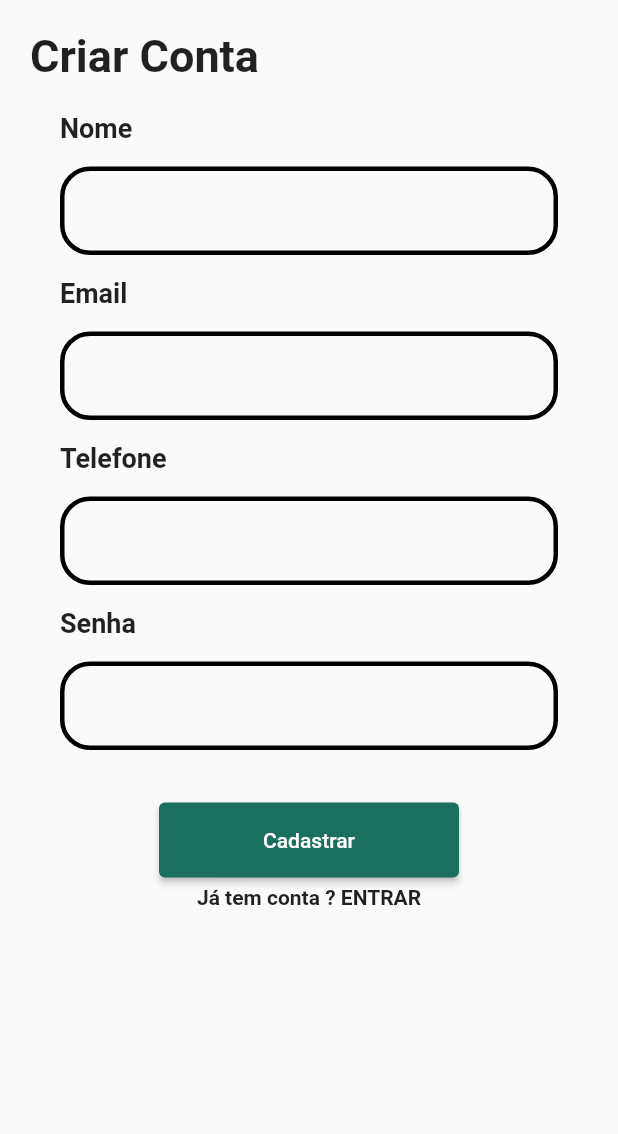
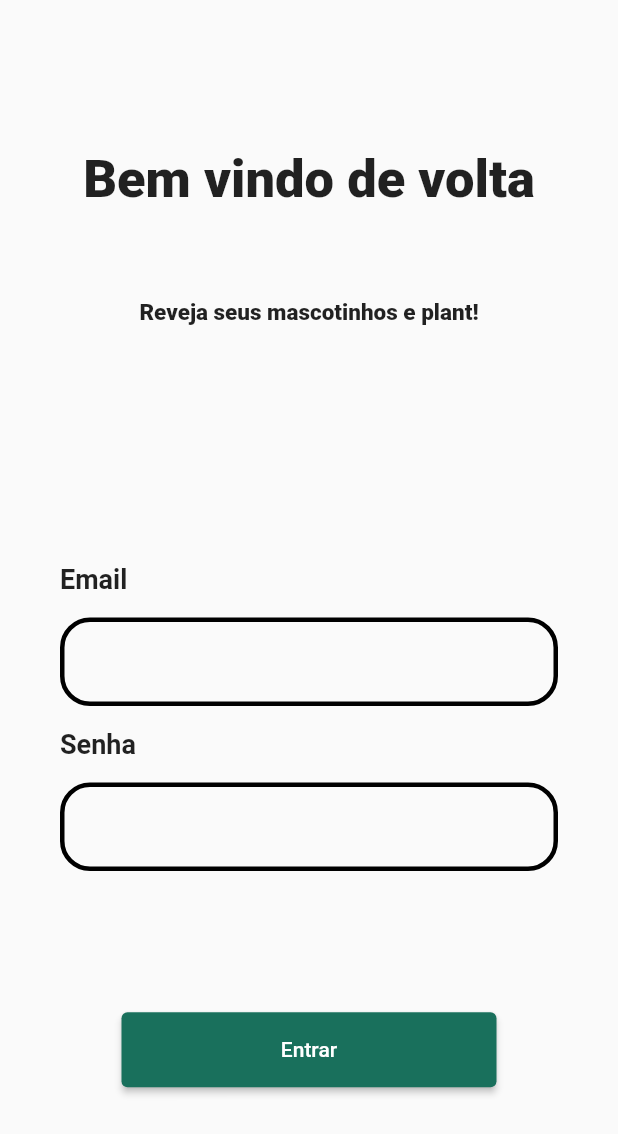
Before and after one commit to gianlucampos/plant_app, a Flutter app: the CreateAccountPage screen opened directly, after a tap on "Cadastrar", on a phone screen of 412 x 824 dp. Shown: the top 1134 px of the screen. Run offline on Flutter 3.47's test engine with Material 2 defaults, Android fonts, the phone set to English and light mode, and no system bars.

Commit message:
Criado tela de login -Segmentando componentes básicos em componentes reaproveitáveis

```diff
--- /dev/null
+++ b/lib/component/elevated_button_component.dart
@@ -0,0 +1,21 @@
+import 'package:flutter/material.dart';
+import 'package:plant_app/core/app_colors.dart';
+
+Center elevatedButton({
+  required String label,
+  required Function onPressedAction,
+}) {
+  return Center(
+    child: SizedBox(
+      height: 50,
+      width: 250,
+      child: ElevatedButton(
+        style: ButtonStyle(
+            backgroundColor:
+                MaterialStateProperty.all<Color>(AppColors.greenSecondary)),
+        onPressed: () => onPressedAction.call(),
+        child: Text(label),
+      ),
+    ),
+  );
+}
--- /dev/null
+++ b/lib/component/input_text_component.dart
@@ -0,0 +1,27 @@
+import 'package:flutter/material.dart';
+
+Widget inputText({required String label}) {
+  return Column(
+    crossAxisAlignment: CrossAxisAlignment.start,
+    children: [
+      Text(label,
+          style: const TextStyle(fontSize: 18, fontWeight: FontWeight.bold)),
+      const Divider(color: Colors.transparent, height: 15),
+      TextFormField(
+        decoration: InputDecoration(
+          labelStyle: const TextStyle(color: Colors.black),
+          enabledBorder: OutlineInputBorder(
+            borderRadius: BorderRadius.circular(20),
+            borderSide: const BorderSide(width: 3, color: Colors.black),
+          ),
+          focusedBorder: OutlineInputBorder(
+            borderRadius: BorderRadius.circular(20),
+            borderSide: const BorderSide(width: 3, color: Colors.black),
+          ),
+          fillColor: Colors.white,
+        ),
+      ),
+      const Divider(color: Colors.transparent, height: 15),
+    ],
+  );
+}
--- a/lib/pages/create_account_page.dart
+++ b/lib/pages/create_account_page.dart
@@ -1,5 +1,7 @@
 import 'package:flutter/material.dart';
-import 'package:plant_app/core/app_colors.dart';
+import 'package:plant_app/component/elevated_button_component.dart';
+import 'package:plant_app/pages/login_page.dart';
+import 'package:plant_app/component/input_text_component.dart';
 
 class CreateAccountPage extends StatelessWidget {
   CreateAccountPage({super.key});
@@ -24,29 +26,19 @@ class CreateAccountPage extends StatelessWidget {
                   key: _formKey,
                   child: Column(
                     children: [
-                      _inputText(label: 'Nome'),
-                      _inputText(label: 'Email'),
-                      _inputText(label: 'Telefone'),
-                      _inputText(label: 'Senha'),
+                      inputText(label: 'Nome'),
+                      inputText(label: 'Email'),
+                      inputText(label: 'Telefone'),
+                      inputText(label: 'Senha'),
                     ],
                   ),
                 ),
               ),
-              Center(
-                child: SizedBox(
-                  height: 50,
-                  width: 200,
-                  child: ElevatedButton(
-                    style: ButtonStyle(
-                        backgroundColor: MaterialStateProperty.all<Color>(
-                            AppColors.greenSecondary)),
-                    onPressed: () {},
-                    // onPressed: () => Navigator.push(
-                    //     context,
-                    //     MaterialPageRoute(
-                    //         builder: (context) => CreateAccountPage())),
-                    child: const Text('Cadastrar'),
-                  ),
+              elevatedButton(
+                label: 'Cadastrar',
+                onPressedAction: () => Navigator.push(
+                  context,
+                  MaterialPageRoute(builder: (context) => LoginPage()),
                 ),
               ),
               const Divider(color: Colors.transparent, height: 5),
@@ -59,30 +51,4 @@ class CreateAccountPage extends StatelessWidget {
           ),
         ));
   }
-
-  Widget _inputText({required String label}) {
-    return Column(
-      crossAxisAlignment: CrossAxisAlignment.start,
-      children: [
-        Text(label,
-            style: const TextStyle(fontSize: 18, fontWeight: FontWeight.bold)),
-        const Divider(color: Colors.transparent, height: 15),
-        TextFormField(
-          decoration: InputDecoration(
-            labelStyle: const TextStyle(color: Colors.black),
-            enabledBorder: OutlineInputBorder(
-              borderRadius: BorderRadius.circular(20),
-              borderSide: const BorderSide(width: 3, color: Colors.black),
-            ),
-            focusedBorder: OutlineInputBorder(
-              borderRadius: BorderRadius.circular(20),
-              borderSide: const BorderSide(width: 3, color: Colors.black),
-            ),
-            fillColor: Colors.white,
-          ),
-        ),
-        const Divider(color: Colors.transparent, height: 15),
-      ],
-    );
-  }
 }
--- /dev/null
+++ b/lib/pages/login_page.dart
@@ -0,0 +1,49 @@
+import 'package:flutter/material.dart';
+import 'package:plant_app/component/elevated_button_component.dart';
+import 'package:plant_app/component/input_text_component.dart';
+
+class LoginPage extends StatelessWidget {
+  LoginPage({super.key});
+
+  final _formKey = GlobalKey<FormState>();
+
+  @override
+  Widget build(BuildContext context) {
+    return Scaffold(
+      body: Padding(
+        padding: const EdgeInsets.symmetric(horizontal: 20, vertical: 40),
+        child: Column(
+          mainAxisAlignment: MainAxisAlignment.spaceEvenly,
+          children: [
+            const Center(
+              child: Text(
+                'Bem vindo de volta',
+                style: TextStyle(fontWeight: FontWeight.w800, fontSize: 35),
+              ),
+            ),
+            const Center(
+              child: Text(
+                'Reveja seus mascotinhos e plant!',
+                style: TextStyle(fontWeight: FontWeight.w800, fontSize: 15),
+              ),
+            ),
+            const Divider(color: Colors.transparent, height: 20),
+            Padding(
+              padding: const EdgeInsets.symmetric(horizontal: 20, vertical: 20),
+              child: Form(
+                key: _formKey,
+                child: Column(
+                  children: [
+                    inputText(label: 'Email'),
+                    inputText(label: 'Senha'),
+                  ],
+                ),
+              ),
+            ),
+            elevatedButton(label: 'Entrar', onPressedAction: () {   }),
+          ],
+        ),
+      ),
+    );
+  }
+}
--- a/lib/pages/welcome_page.dart
+++ b/lib/pages/welcome_page.dart
@@ -1,6 +1,7 @@
 import 'package:flutter/material.dart';
 import 'package:plant_app/core/app_colors.dart';
 import 'package:plant_app/pages/create_account_page.dart';
+import 'package:plant_app/component/elevated_button_component.dart';
 
 class WelcomePage extends StatelessWidget {
   const WelcomePage({super.key});
@@ -26,15 +27,12 @@ class WelcomePage extends StatelessWidget {
                 'Seja um voluntário e ajude o mundo a ficar um pouco mais verde e tenha seu mascote verdinho'),
             const Spacer(flex: 16),
             Center(
-              child: ElevatedButton(
-                style: ButtonStyle(
-                    backgroundColor: MaterialStateProperty.all<Color>(
-                        AppColors.greenSecondary)),
-                onPressed: () => Navigator.push(
-                    context,
-                    MaterialPageRoute(
-                        builder: (context) => CreateAccountPage())),
-                child: const Text('Quero meu mascote verdinho'),
+              child: elevatedButton(
+                label: 'Quero meu mascote verdinho',
+                onPressedAction: () => Navigator.push(
+                  context,
+                  MaterialPageRoute(builder: (context) => CreateAccountPage()),
+                ),
               ),
             ),
           ],
```
Also changed, not shown: pubspec.lock, 1 other file.
